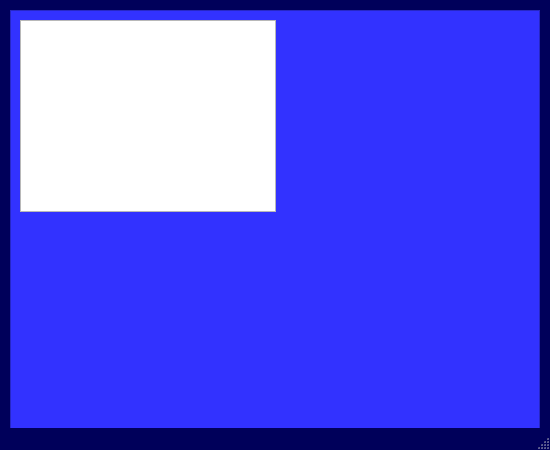
The window that GUI/InitWindow.ui (IcaroCastro/MnM-Combat-Manager) describes before a commit, drawn with Qt 5.
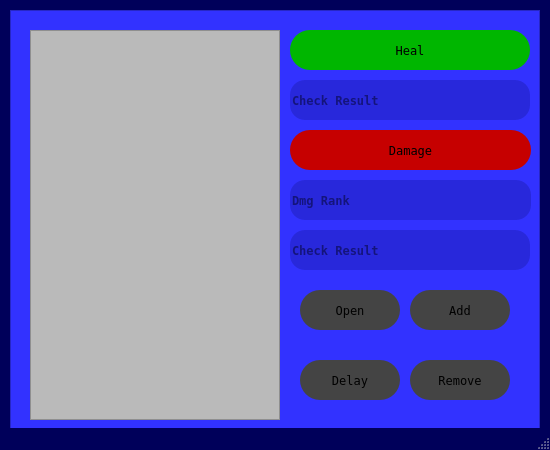
The same window after the commit.

Commit message: Correção // Commit das alterações em CharListWindow.ui e InitWindow.ui

```diff
--- a/GUI/InitWindow.ui
+++ b/GUI/InitWindow.ui
@@ -40,28 +40,302 @@
     <property name="frameShadow">
      <enum>QFrame::Raised</enum>
     </property>
-    <widget class="QListView" name="listView">
+    <widget class="QListView" name="charList">
      <property name="geometry">
       <rect>
-       <x>10</x>
-       <y>10</y>
-       <width>256</width>
-       <height>192</height>
+       <x>20</x>
+       <y>20</y>
+       <width>250</width>
+       <height>390</height>
       </rect>
+     </property>
+     <property name="styleSheet">
+      <string notr="true">#charList{
+	background-color: rgb(186, 186, 186);
+}</string>
+     </property>
+    </widget>
+    <widget class="QPushButton" name="openChar">
+     <property name="geometry">
+      <rect>
+       <x>290</x>
+       <y>280</y>
+       <width>100</width>
+       <height>40</height>
+      </rect>
+     </property>
+     <property name="font">
+      <font>
+       <family>Fixedsys</family>
+      </font>
+     </property>
+     <property name="styleSheet">
+      <string notr="true">#openChar{
+	background-color: rgb(68, 68, 68);
+	border: 1px ;
+	border-radius: 20px
+}
+
+#openChar:hover{
+	background-color: rgb(42, 42, 42);
+	border: 1px ;
+	border-radius: 20px;
+}</string>
+     </property>
+     <property name="text">
+      <string>Open</string>
+     </property>
+    </widget>
+    <widget class="QPushButton" name="addChar">
+     <property name="geometry">
+      <rect>
+       <x>400</x>
+       <y>280</y>
+       <width>100</width>
+       <height>40</height>
+      </rect>
+     </property>
+     <property name="font">
+      <font>
+       <family>Fixedsys</family>
+      </font>
+     </property>
+     <property name="styleSheet">
+      <string notr="true">#addChar{
+	background-color: rgb(68, 68, 68);
+	border: 1px ;
+	border-radius: 20px
+}
+
+#addChar:hover{
+	background-color: rgb(42, 42, 42);
+	border: 1px ;
+	border-radius: 20px;
+}</string>
+     </property>
+     <property name="text">
+      <string>Add</string>
+     </property>
+    </widget>
+    <widget class="QPushButton" name="delay">
+     <property name="geometry">
+      <rect>
+       <x>290</x>
+       <y>350</y>
+       <width>100</width>
+       <height>40</height>
+      </rect>
+     </property>
+     <property name="font">
+      <font>
+       <family>Fixedsys</family>
+      </font>
+     </property>
+     <property name="styleSheet">
+      <string notr="true">#delay{
+	background-color: rgb(68, 68, 68);
+	border: 1px ;
+	border-radius: 20px
+}
+
+#delay:hover{
+	background-color: rgb(42, 42, 42);
+	border: 1px ;
+	border-radius: 20px;
+}</string>
+     </property>
+     <property name="text">
+      <string>Delay</string>
+     </property>
+    </widget>
+    <widget class="QPushButton" name="damage">
+     <property name="geometry">
+      <rect>
+       <x>280</x>
+       <y>120</y>
+       <width>241</width>
+       <height>40</height>
+      </rect>
+     </property>
+     <property name="font">
+      <font>
+       <family>Fixedsys</family>
+      </font>
+     </property>
+     <property name="styleSheet">
+      <string notr="true">#damage{
+	background-color: rgb(198, 0, 0);
+	border: 1px ;
+	border-radius: 20px
+}
+
+#damage:hover{
+	background-color: rgb(71, 0, 0);
+	border: 1px ;
+	border-radius: 20px
+}</string>
+     </property>
+     <property name="text">
+      <string>Damage</string>
+     </property>
+    </widget>
+    <widget class="QPushButton" name="heal">
+     <property name="geometry">
+      <rect>
+       <x>280</x>
+       <y>20</y>
+       <width>240</width>
+       <height>40</height>
+      </rect>
+     </property>
+     <property name="font">
+      <font>
+       <family>Fixedsys</family>
+      </font>
+     </property>
+     <property name="styleSheet">
+      <string notr="true">#heal{
+	background-color: rgb(0, 182, 0);
+	border: 1px ;
+	border-radius: 20px
+}
+
+#heal:hover{
+	background-color: rgb(0, 89, 0);
+	border: 1px ;
+	border-radius: 20px;
+}</string>
+     </property>
+     <property name="text">
+      <string>Heal</string>
+     </property>
+    </widget>
+    <widget class="QPushButton" name="removeChar">
+     <property name="geometry">
+      <rect>
+       <x>400</x>
+       <y>350</y>
+       <width>100</width>
+       <height>40</height>
+      </rect>
+     </property>
+     <property name="font">
+      <font>
+       <family>Fixedsys</family>
+      </font>
+     </property>
+     <property name="styleSheet">
+      <string notr="true">#removeChar{
+	background-color: rgb(68, 68, 68);
+	border: 1px ;
+	border-radius: 20px
+}
+
+#removeChar:hover{
+	background-color: rgb(42, 42, 42);
+	border: 1px ;
+	border-radius: 20px;
+}</string>
+     </property>
+     <property name="text">
+      <string>Remove</string>
+     </property>
+    </widget>
+    <widget class="QLineEdit" name="healCheck">
+     <property name="geometry">
+      <rect>
+       <x>280</x>
+       <y>70</y>
+       <width>240</width>
+       <height>40</height>
+      </rect>
+     </property>
+     <property name="font">
+      <font>
+       <family>Fixedsys</family>
+       <weight>75</weight>
+       <bold>true</bold>
+      </font>
+     </property>
+     <property name="styleSheet">
+      <string notr="true">#healCheck{
+	background-color: rgb(0, 0, 75, 0.2);
+	border: 1px;
+	border-radius: 15px;
+	color: rgb(0, 0, 30)
+}</string>
+     </property>
+     <property name="text">
+      <string/>
+     </property>
+     <property name="placeholderText">
+      <string>Check Result</string>
+     </property>
+    </widget>
+    <widget class="QLineEdit" name="dmgRank">
+     <property name="geometry">
+      <rect>
+       <x>280</x>
+       <y>170</y>
+       <width>241</width>
+       <height>40</height>
+      </rect>
+     </property>
+     <property name="font">
+      <font>
+       <family>Fixedsys</family>
+       <weight>75</weight>
+       <bold>true</bold>
+      </font>
+     </property>
+     <property name="styleSheet">
+      <string notr="true">#dmgRank{
+	background-color: rgb(0, 0, 75, 0.2);
+	border: 1px;
+	border-radius: 15px;
+	color: rgb(0, 0, 30)
+}</string>
+     </property>
+     <property name="text">
+      <string/>
+     </property>
+     <property name="placeholderText">
+      <string>Dmg Rank</string>
+     </property>
+    </widget>
+    <widget class="QLineEdit" name="resCheck">
+     <property name="geometry">
+      <rect>
+       <x>280</x>
+       <y>220</y>
+       <width>240</width>
+       <height>40</height>
+      </rect>
+     </property>
+     <property name="font">
+      <font>
+       <family>Fixedsys</family>
+       <weight>75</weight>
+       <bold>true</bold>
+      </font>
+     </property>
+     <property name="styleSheet">
+      <string notr="true">#resCheck{
+	background-color: rgb(0, 0, 75, 0.2);
+	border: 1px;
+	border-radius: 15px;
+	color: rgb(0, 0, 30)
+}</string>
+     </property>
+     <property name="text">
+      <string/>
+     </property>
+     <property name="placeholderText">
+      <string>Check Result</string>
      </property>
     </widget>
    </widget>
   </widget>
-  <widget class="QMenuBar" name="menubar">
-   <property name="geometry">
-    <rect>
-     <x>0</x>
-     <y>0</y>
-     <width>550</width>
-     <height>21</height>
-    </rect>
-   </property>
-  </widget>
   <widget class="QStatusBar" name="statusbar"/>
  </widget>
  <resources/>
```
The commit also changes 1 other file.
